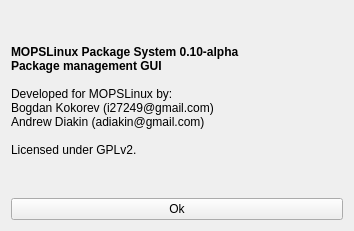
Qt form mpkg/manager/aboutbox.ui (BackupTheBerlios/mops) before a commit.
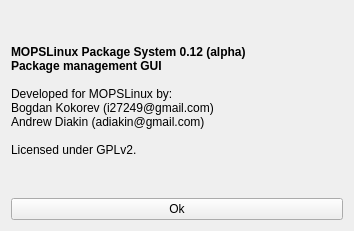
The same form after that commit.

Patch:
```diff
--- a/mpkg/manager/aboutbox.ui
+++ b/mpkg/manager/aboutbox.ui
@@ -18,15 +18,15 @@
      <property name="text" >
       <string>&lt;html>&lt;head>&lt;meta name="qrichtext" content="1" />&lt;style type="text/css">
 p, li { white-space: pre-wrap; }
-&lt;/style>&lt;/head>&lt;body style=" font-family:'Sans Serif'; font-size:9pt; font-weight:400; font-style:normal;">
-&lt;p style=" margin-top:0px; margin-bottom:0px; margin-left:0px; margin-right:0px; -qt-block-indent:0; text-indent:0px;">&lt;span style=" font-weight:600;">MOPSLinux Package System 0.10-alpha&lt;/span>&lt;/p>
-&lt;p style=" margin-top:0px; margin-bottom:0px; margin-left:0px; margin-right:0px; -qt-block-indent:0; text-indent:0px; font-weight:600;">Package management GUI&lt;/p>
-&lt;p style="-qt-paragraph-type:empty; margin-top:0px; margin-bottom:0px; margin-left:0px; margin-right:0px; -qt-block-indent:0; text-indent:0px; font-weight:600;">&lt;/p>
-&lt;p style=" margin-top:0px; margin-bottom:0px; margin-left:0px; margin-right:0px; -qt-block-indent:0; text-indent:0px;">Developed for MOPSLinux by:&lt;/p>
-&lt;p style=" margin-top:0px; margin-bottom:0px; margin-left:0px; margin-right:0px; -qt-block-indent:0; text-indent:0px;">Bogdan Kokorev (i27249@gmail.com)&lt;/p>
-&lt;p style=" margin-top:0px; margin-bottom:0px; margin-left:0px; margin-right:0px; -qt-block-indent:0; text-indent:0px;">Andrew Diakin (adiakin@gmail.com)&lt;/p>
-&lt;p style="-qt-paragraph-type:empty; margin-top:0px; margin-bottom:0px; margin-left:0px; margin-right:0px; -qt-block-indent:0; text-indent:0px;">&lt;/p>
-&lt;p style=" margin-top:0px; margin-bottom:0px; margin-left:0px; margin-right:0px; -qt-block-indent:0; text-indent:0px;">Licensed under GPLv2.&lt;/p>&lt;/body>&lt;/html></string>
+&lt;/style>&lt;/head>&lt;body style=" font-family:'Sans Serif'; font-size:8pt; font-weight:400; font-style:normal;">
+&lt;p style=" margin-top:0px; margin-bottom:0px; margin-left:0px; margin-right:0px; -qt-block-indent:0; text-indent:0px; font-size:9pt;">&lt;span style=" font-weight:600;">MOPSLinux Package System 0.12 (alpha)&lt;/span>&lt;/p>
+&lt;p style=" margin-top:0px; margin-bottom:0px; margin-left:0px; margin-right:0px; -qt-block-indent:0; text-indent:0px; font-size:9pt; font-weight:600;">Package management GUI&lt;/p>
+&lt;p style="-qt-paragraph-type:empty; margin-top:0px; margin-bottom:0px; margin-left:0px; margin-right:0px; -qt-block-indent:0; text-indent:0px; font-size:9pt; font-weight:600;">&lt;/p>
+&lt;p style=" margin-top:0px; margin-bottom:0px; margin-left:0px; margin-right:0px; -qt-block-indent:0; text-indent:0px; font-size:9pt;">Developed for MOPSLinux by:&lt;/p>
+&lt;p style=" margin-top:0px; margin-bottom:0px; margin-left:0px; margin-right:0px; -qt-block-indent:0; text-indent:0px; font-size:9pt;">Bogdan Kokorev (i27249@gmail.com)&lt;/p>
+&lt;p style=" margin-top:0px; margin-bottom:0px; margin-left:0px; margin-right:0px; -qt-block-indent:0; text-indent:0px; font-size:9pt;">Andrew Diakin (adiakin@gmail.com)&lt;/p>
+&lt;p style="-qt-paragraph-type:empty; margin-top:0px; margin-bottom:0px; margin-left:0px; margin-right:0px; -qt-block-indent:0; text-indent:0px; font-size:9pt;">&lt;/p>
+&lt;p style=" margin-top:0px; margin-bottom:0px; margin-left:0px; margin-right:0px; -qt-block-indent:0; text-indent:0px; font-size:9pt;">Licensed under GPLv2.&lt;/p>&lt;/body>&lt;/html></string>
      </property>
     </widget>
    </item>
```
